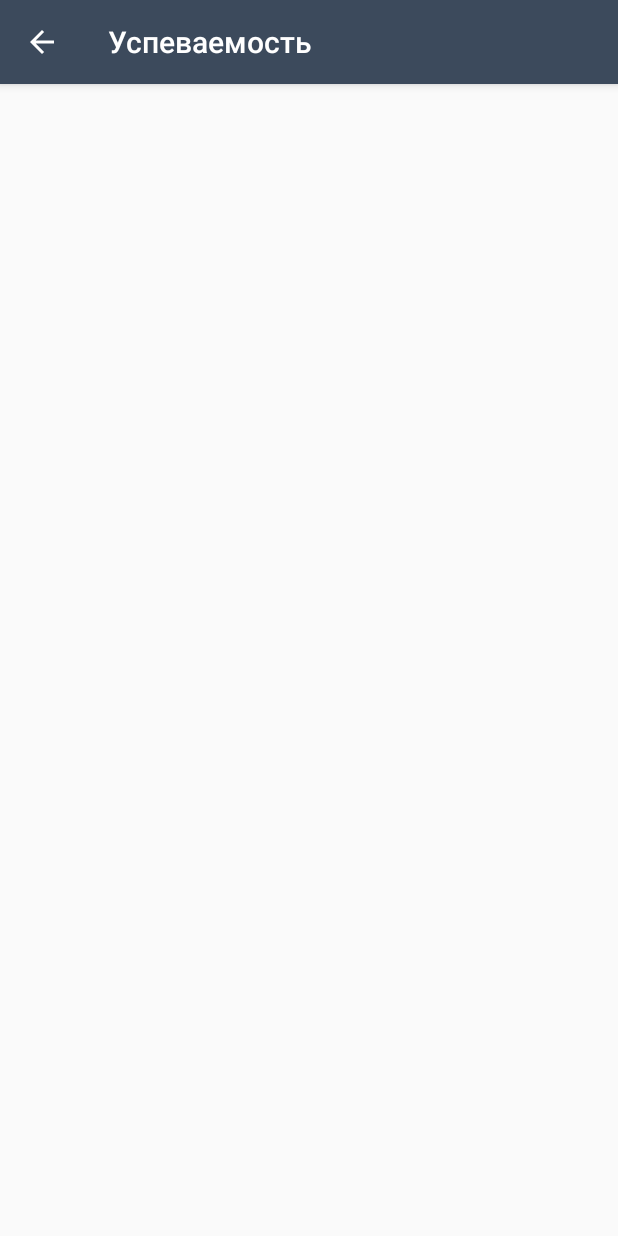
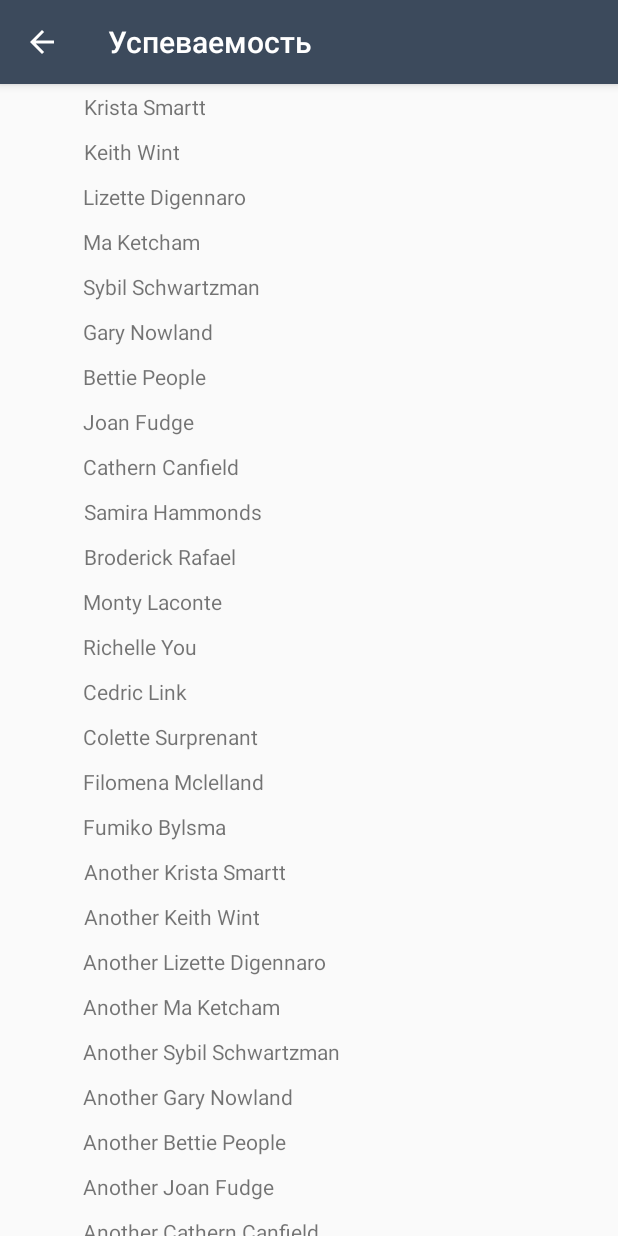
Before and after one commit to dracccula/PROJECT, an Android app: the GradesListFragment screen opened directly, with no data from a screen before it, on a phone screen of 412 x 824 dp. Run offline under Robolectric (Android 15) with nearby library versions, the phone set to English and light mode, and no system bars.

Commit message:
added recyclerview with hardcoded arraylist

```diff
--- a/app/src/main/java/kireev/ftshw/project/Courses/GradesListActivity.java
+++ b/app/src/main/java/kireev/ftshw/project/Courses/GradesListActivity.java
@@ -20,6 +20,7 @@ public class GradesListActivity extends AppCompatActivity {
                     .replace(R.id.container, GradesListFragment.newInstance())
                     .commitNow();
         }
+        //setContentView(R.layout.grades_list_fragment);
     }
 
     @Override
--- a/app/src/main/java/kireev/ftshw/project/Courses/ui/gradeslist/AllContactsAdapter.java
+++ b/app/src/main/java/kireev/ftshw/project/Courses/ui/gradeslist/AllContactsAdapter.java
@@ -5,7 +5,6 @@ import android.support.v7.widget.RecyclerView;
 import android.view.LayoutInflater;
 import android.view.View;
 import android.view.ViewGroup;
-import android.widget.ImageView;
 import android.widget.TextView;
 
 import java.util.List;
--- a/app/src/main/java/kireev/ftshw/project/Courses/ui/gradeslist/ContactVO.java
+++ b/app/src/main/java/kireev/ftshw/project/Courses/ui/gradeslist/ContactVO.java
@@ -3,6 +3,9 @@ package kireev.ftshw.project.Courses.ui.gradeslist;
 public class ContactVO {
     private String ContactName;
 
+    public ContactVO (String sContactName){
+        ContactName = sContactName;
+    }
 
     public String getContactName() {
         return ContactName;
--- a/app/src/main/java/kireev/ftshw/project/Courses/ui/gradeslist/GradesListFragment.java
+++ b/app/src/main/java/kireev/ftshw/project/Courses/ui/gradeslist/GradesListFragment.java
@@ -31,15 +31,70 @@ public class GradesListFragment extends Fragment {
     @Override
     public View onCreateView(@NonNull LayoutInflater inflater, @Nullable ViewGroup container,
                              @Nullable Bundle savedInstanceState) {
-        View v = inflater.inflate(R.layout.grades_list_fragment, container, false);
-        rvGrades = v.findViewById(R.id.rvGrades);
+        rvGrades = new RecyclerView(getContext());
+        rvGrades.findViewById(R.id.gradeslist);
         getAllContacts();
-        return inflater.inflate(R.layout.grades_list_fragment, container, false);
+        return rvGrades;
     }
 
     private void getAllContacts() {
         List<ContactVO> contactVOList = new ArrayList();
         ContactVO contactVO;
+        contactVOList.add(new ContactVO("Krista Smartt"));
+        contactVOList.add(new ContactVO("Keith Wint"));
+        contactVOList.add(new ContactVO("Lizette Digennaro"));
+        contactVOList.add(new ContactVO("Ma Ketcham"));
+        contactVOList.add(new ContactVO("Sybil Schwartzman"));
+        contactVOList.add(new ContactVO("Gary Nowland"));
+        contactVOList.add(new ContactVO("Bettie People"));
+        contactVOList.add(new ContactVO("Joan Fudge"));
+        contactVOList.add(new ContactVO("Cathern Canfield"));
+        contactVOList.add(new ContactVO("Samira Hammonds"));
+        contactVOList.add(new ContactVO("Broderick Rafael"));
+        contactVOList.add(new ContactVO("Monty Laconte"));
+        contactVOList.add(new ContactVO("Richelle You"));
+        contactVOList.add(new ContactVO("Cedric Link"));
+        contactVOList.add(new ContactVO("Colette Surprenant"));
+        contactVOList.add(new ContactVO("Filomena Mclelland"));
+        contactVOList.add(new ContactVO("Fumiko Bylsma"));
+        contactVOList.add(new ContactVO("Another Krista Smartt"));
+        contactVOList.add(new ContactVO("Another Keith Wint"));
+        contactVOList.add(new ContactVO("Another Lizette Digennaro"));
+        contactVOList.add(new ContactVO("Another Ma Ketcham"));
+        contactVOList.add(new ContactVO("Another Sybil Schwartzman"));
+        contactVOList.add(new ContactVO("Another Gary Nowland"));
+        contactVOList.add(new ContactVO("Another Bettie People"));
+        contactVOList.add(new ContactVO("Another Joan Fudge"));
+        contactVOList.add(new ContactVO("Another Cathern Canfield"));
+        contactVOList.add(new ContactVO("Another Samira Hammonds"));
+        contactVOList.add(new ContactVO("Another Broderick Rafael"));
+        contactVOList.add(new ContactVO("Another Monty Laconte"));
+        contactVOList.add(new ContactVO("Another Richelle You"));
+        contactVOList.add(new ContactVO("Another Cedric Link"));
+        contactVOList.add(new ContactVO("Another Colette Surprenant"));
+        contactVOList.add(new ContactVO("Another Filomena Mclelland"));
+        contactVOList.add(new ContactVO("Another Fumiko Bylsma"));
+        contactVOList.add(new ContactVO("Another Krista Smartt"));
+        contactVOList.add(new ContactVO("Another Keith Wint"));
+        contactVOList.add(new ContactVO("Another Lizette Digennaro"));
+        contactVOList.add(new ContactVO("Another Ma Ketcham"));
+        contactVOList.add(new ContactVO("Another Sybil Schwartzman"));
+        contactVOList.add(new ContactVO("Another Gary Nowland"));
+        contactVOList.add(new ContactVO("Another Bettie People"));
+        contactVOList.add(new ContactVO("Another Joan Fudge"));
+        contactVOList.add(new ContactVO("Another Cathern Canfield"));
+        contactVOList.add(new ContactVO("Another Samira Hammonds"));
+        contactVOList.add(new ContactVO("Another Broderick Rafael"));
+        contactVOList.add(new ContactVO("Another Monty Laconte"));
+        contactVOList.add(new ContactVO("Another Richelle You"));
+        contactVOList.add(new ContactVO("Another Cedric Link"));
+        contactVOList.add(new ContactVO("Another Colette Surprenant"));
+        contactVOList.add(new ContactVO("Another Filomena Mclelland"));
+        contactVOList.add(new ContactVO("Another Fumiko Bylsma"));
+
+        AllContactsAdapter contactAdapter = new AllContactsAdapter(contactVOList, getContext());
+        rvGrades.setLayoutManager(new LinearLayoutManager(getContext()));
+        rvGrades.setAdapter(contactAdapter);
         /*
         ContentResolver contentResolver = getContentResolver();
         Cursor cursor = contentResolver.query(ContactsContract.Contacts.CONTENT_URI, null, null, null, ContactsContract.CommonDataKinds.Phone.DISPLAY_NAME + " ASC");
```
Also changed, not shown: 3 other files.
